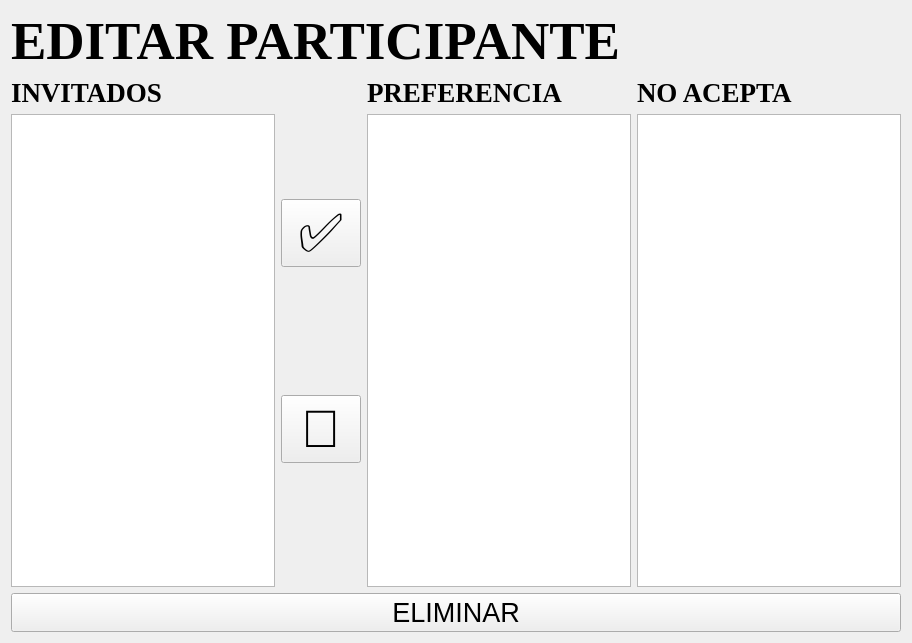
The window that Interfaces/EditarParticipante.ui (roblesgg/GestionEventos) describes before a commit, drawn with Qt 5.
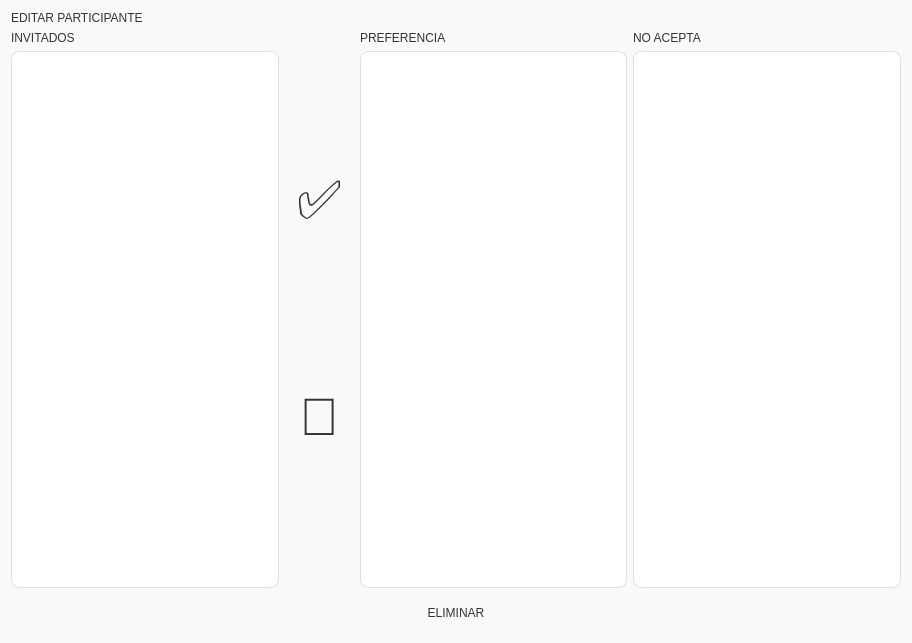
The same window after the commit.

What changed in the file:
```diff
--- a/Interfaces/EditarParticipante.ui
+++ b/Interfaces/EditarParticipante.ui
@@ -13,17 +13,95 @@
   <property name="windowTitle">
    <string>EDITAR PARTICIPANTE</string>
   </property>
+  
+  <property name="styleSheet">
+   <string>
+/* --- Estilo General --- */
+QWidget {
+    font-family: 'Segoe UI', 'Arial', 'sans-serif';
+    background-color: #F8F9FA; /* Un blanco roto muy suave */
+    color: #333333;
+}
+
+/* --- Título Principal --- */
+QLabel[objectName="TitleLabel_EditParticipant"] {
+    font-size: 24pt; /* Unificado y minimalista */
+    font-weight: bold;
+    color: #2C3E50; /* Un azul oscuro */
+    padding-bottom: 10px;
+    background-color: transparent;
+}
+
+/* --- Etiquetas de listas (Invitados, Preferencia...) --- */
+QLabel[objectName^="Label_"] {
+    font-size: 14pt; /* Unificado y minimalista */
+    font-weight: bold;
+    color: #333;
+    background-color: transparent;
+}
+
+/* --- Botones Generales (para que no afecte a los emoji) --- */
+QPushButton {
+    border-radius: 8px; /* ¡ESQUINAS REDONDEADAS! */
+    padding: 12px;
+}
+
+/* --- Botón Mover a Preferencia (✅) --- */
+QPushButton[objectName="MoveToPreference_Btn"] {
+    background-color: #E8F5E9; /* Verde pastel */
+    color: #388E3C; /* Verde oscuro */
+    border: none;
+}
+QPushButton[objectName="MoveToPreference_Btn"]:hover {
+    background-color: #C8E6C9;
+}
+
+/* --- Botón Mover a No Acepta (🚫) --- */
+QPushButton[objectName="MoveToAvoid_Btn"] {
+    background-color: #FFEBEE; /* Rojo pastel */
+    color: #D32F2F; /* Rojo oscuro */
+    border: none;
+}
+QPushButton[objectName="MoveToAvoid_Btn"]:hover {
+    background-color: #FFCDD2;
+}
+
+/* --- Botón de "Peligro" (Eliminar) --- */
+QPushButton[objectName="DeleteParticipant_Btn"] {
+    background-color: #FFEBEE; /* Rosa pastel */
+    color: #D32F2F; /* Rojo oscuro */
+    font-size: 14pt; /* Tamaño legible */
+    font-weight: bold;
+    border: none;
+    min-height: 28px;
+}
+QPushButton[objectName="DeleteParticipant_Btn"]:hover {
+    background-color: #FFCDD2;
+}
+
+/* --- Tablas (QTableView) --- */
+QTableView {
+    background-color: #FFFFFF;
+    border: 1px solid #E0E0E0;
+    gridline-color: #E0E0E0; /* Color de la cuadrícula */
+    border-radius: 8px; /* ESQUINAS REDONDEADAS */
+    font-size: 10pt;
+}
+
+/* --- Cabeceras de Tablas --- */
+QHeaderView::section {
+    background-color: #F1F3F5; /* Un gris muy claro para cabeceras */
+    padding: 8px;
+    border: none;
+    font-weight: bold;
+    font-size: 10pt;
+}
+   </string>
+  </property>
+  
   <layout class="QVBoxLayout" name="verticalLayout">
    <item>
-    <widget class="QLabel" name="label">
-     <property name="font">
-      <font>
-       <family>Times New Roman</family>
-       <pointsize>40</pointsize>
-       <weight>75</weight>
-       <bold>true</bold>
-      </font>
-     </property>
+    <widget class="QLabel" name="TitleLabel_EditParticipant">
      <property name="text">
       <string>EDITAR PARTICIPANTE</string>
      </property>
@@ -34,15 +112,7 @@
      <item>
       <layout class="QVBoxLayout" name="verticalLayout_3">
        <item>
-        <widget class="QLabel" name="label_2">
-         <property name="font">
-          <font>
-           <family>Times New Roman</family>
-           <pointsize>20</pointsize>
-           <weight>75</weight>
-           <bold>true</bold>
-          </font>
-         </property>
+        <widget class="QLabel" name="Label_AllGuests">
          <property name="text">
           <string>INVITADOS</string>
          </property>
@@ -84,15 +154,7 @@
      <item>
       <layout class="QVBoxLayout" name="verticalLayout_7">
        <item>
-        <widget class="QLabel" name="label_3">
-         <property name="font">
-          <font>
-           <family>Times New Roman</family>
-           <pointsize>20</pointsize>
-           <weight>75</weight>
-           <bold>true</bold>
-          </font>
-         </property>
+        <widget class="QLabel" name="Label_Preference">
          <property name="text">
           <string>PREFERENCIA</string>
          </property>
@@ -106,15 +168,7 @@
      <item>
       <layout class="QVBoxLayout" name="verticalLayout_9">
        <item>
-        <widget class="QLabel" name="label_4">
-         <property name="font">
-          <font>
-           <family>Times New Roman</family>
-           <pointsize>20</pointsize>
-           <weight>75</weight>
-           <bold>true</bold>
-          </font>
-         </property>
+        <widget class="QLabel" name="Label_Avoid">
          <property name="text">
           <string>NO ACEPTA</string>
          </property>
@@ -128,12 +182,7 @@
     </layout>
    </item>
    <item>
-    <widget class="QPushButton" name="pushButton_3">
-     <property name="font">
-      <font>
-       <pointsize>20</pointsize>
-      </font>
-     </property>
+    <widget class="QPushButton" name="DeleteParticipant_Btn">
      <property name="text">
       <string>ELIMINAR</string>
      </property>
```
Left out of the diff: 12 changed lines with no effect on the pictures.
